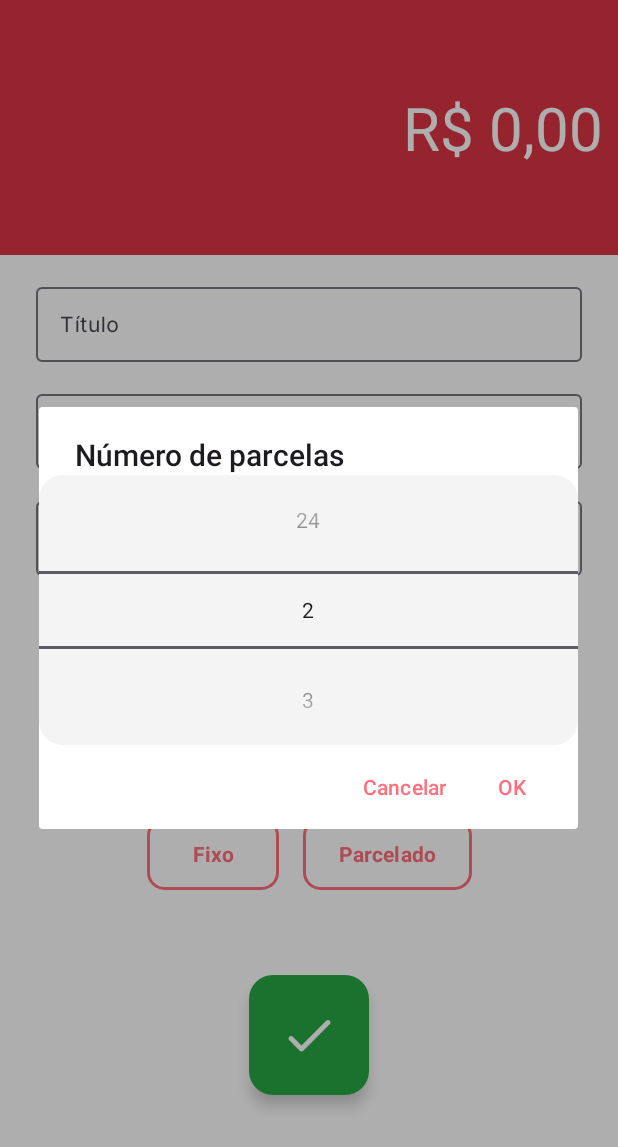
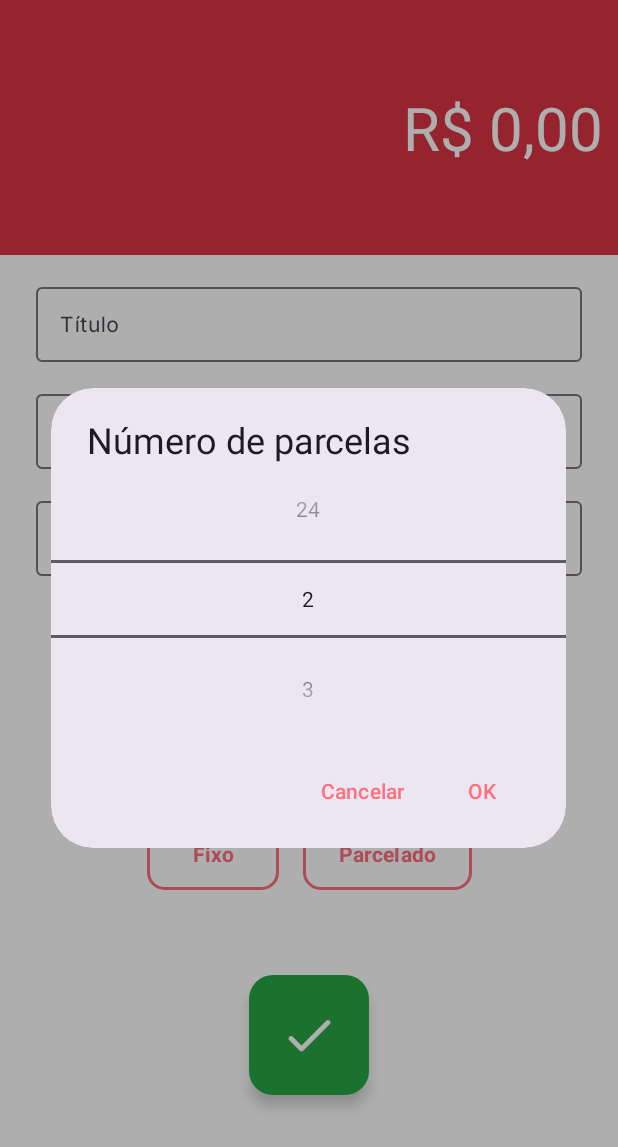
Before and after one commit to PedroOBertoni/AndroidApp_Clone_Organizze, an Android app: the DespesasActivity screen opened directly, with no data from a screen before it, after a tap on "Parcelado", on a phone screen of 412 x 824 dp. Shown: the top 1147 px of the screen. Run offline under Robolectric (Android 15) with nearby library versions, the phone set to English and light mode, and no system bars; Roboto replaces fonts that are not available here.

Commit message:
STYLE: Adjusting the numPicker drawable and style

```diff
--- a/app/src/main/java/com/aula/finansee/activity/DespesasActivity.java
+++ b/app/src/main/java/com/aula/finansee/activity/DespesasActivity.java
@@ -335,11 +335,10 @@ public class DespesasActivity extends AppCompatActivity {
         numberPicker.setMaxValue(24);
         numberPicker.setValue(quantParcelas != null ? quantParcelas : 2);
 
-        // Aplica o background customizado
-        numberPicker.setBackgroundResource(R.drawable.bg_numberpicker);
-
         // Cria alertDialog para escolher a quantidade de parcelas com o NumberPicker
-        new AlertDialog.Builder(this)
+        new MaterialAlertDialogBuilder(
+                new ContextThemeWrapper(this, R.style.RoundedAlertDialogTheme)
+        )
                 .setTitle("Número de parcelas")
                 .setView(numberPicker)
                 .setPositiveButton("OK", (dialog, which) -> {
--- a/app/src/main/res/drawable/bg_numberpicker.xml
+++ /dev/null
@@ -1,8 +0,0 @@
-<?xml version="1.0" encoding="utf-8"?>
-<shape xmlns:android="http://schemas.android.com/apk/res/android"
-    android:shape="rectangle">
-
-    <solid android:color="@color/colorBackgroundDialog" />
-    <corners android:radius="16dp" />
-
-</shape>
--- a/app/src/main/res/layout/activity_cadastro.xml
+++ b/app/src/main/res/layout/activity_cadastro.xml
@@ -41,7 +41,7 @@
         app:layout_constraintHorizontal_bias="0.5"
         app:layout_constraintStart_toStartOf="parent"
         app:layout_constraintTop_toBottomOf="@+id/headerContainer"
-        app:layout_constraintVertical_chainStyle="" />
+        app:layout_constraintVertical_chainStyle="packed" />
 
     <TextView
         android:id="@+id/textView7"
```
Also changed, not shown: app/src/main/java/com/aula/finansee/activity/ReceitasActivity.java (+3 -4 lines).
